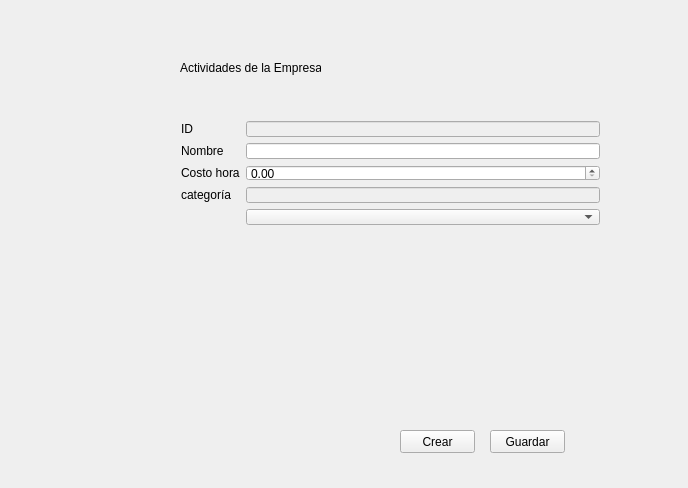
First picture: the form in cosmec/formularioactempresa.ui, repository Exxu/cosmec-si, before the edit.
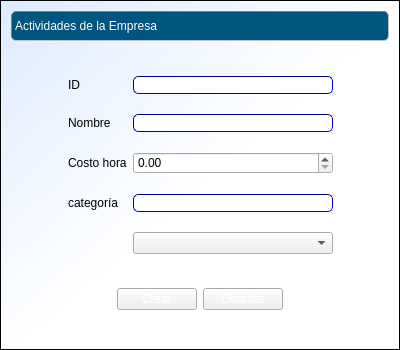
Second picture: the form after the edit.

Commit message: formularios actualizados

What changed in the file:
```diff
--- a/cosmec/formularioactempresa.ui
+++ b/cosmec/formularioactempresa.ui
@@ -6,23 +6,110 @@
    <rect>
     <x>0</x>
     <y>0</y>
-    <width>688</width>
-    <height>488</height>
+    <width>400</width>
+    <height>350</height>
    </rect>
   </property>
+  <property name="minimumSize">
+   <size>
+    <width>400</width>
+    <height>350</height>
+   </size>
+  </property>
   <property name="windowTitle">
    <string>formularioActEmpresa</string>
   </property>
-  <widget class="QWidget" name="formLayoutWidget">
-   <property name="geometry">
-    <rect>
-     <x>170</x>
-     <y>110</y>
-     <width>441</width>
-     <height>126</height>
-    </rect>
-   </property>
+  <property name="styleSheet">
+   <string notr="true">QWidget#formularioActEmpresa{
+background:qlineargradient(spread:pad, x1:0, y1:0, x2:1, y2:1, stop:0 rgba(221, 235, 255, 255), stop:0.522727 rgba(255, 255, 255, 255));
+border: 1px solid black;
+}
+.QFrame {
+ border: 1px inset gray;
+ border-radius: 5px;
+ background:  transparent;
+}
+QLabel#label {/*titulos de pág*/
+border: 1px inset gray;
+ border-radius: 5px;
+font: bold 12pt &quot;Calibri&quot;;
+background:rgb(0, 85, 127);
+color:white;
+qproperty-alignment: AlignCenter
+}
+QLabel#label_11 {/*foto*/
+border: 1px inset gray;
+qproperty-alignment: AlignCenter
+}
+QLabel{
+border: 0px;
+font: 11pt &quot;Arial&quot;;
+background: transparent;
+}
+.QPushButton {
+background: qlineargradient(
+  x1:0, y1:0, x2:0, y2:1,
+  stop:0 #68778e,
+  stop: 0.4 #5c637d
+  stop: 0.5 #717990,
+  stop:1 #bec1d2
+ );
+ color: white;
+}
+QLineEdit {
+     border: 1px inset darkblue;
+     border-radius: 5px;
+     background:white;
+     selection-background-color: darkgray;
+ }</string>
+  </property>
+  <layout class="QVBoxLayout" name="verticalLayout">
+   <item>
+    <widget class="QLabel" name="label">
+     <property name="minimumSize">
+      <size>
+       <width>0</width>
+       <height>30</height>
+      </size>
+     </property>
+     <property name="text">
+      <string>Actividades de la Empresa</string>
+     </property>
+    </widget>
+   </item>
+   <item>
+    <spacer name="verticalSpacer">
+     <property name="orientation">
+      <enum>Qt::Vertical</enum>
+     </property>
+     <property name="sizeHint" stdset="0">
+      <size>
+       <width>20</width>
+       <height>40</height>
+      </size>
+     </property>
+    </spacer>
+   </item>
+   <item>
+    <layout class="QHBoxLayout" name="horizontalLayout_2">
+     <item>
+      <spacer name="horizontalSpacer">
+       <property name="orientation">
+        <enum>Qt::Horizontal</enum>
+       </property>
+       <property name="sizeHint" stdset="0">
+        <size>
+         <width>13</width>
+         <height>20</height>
+        </size>
+       </property>
+      </spacer>
+     </item>
+     <item>
    <layout class="QFormLayout" name="formLayout">
+       <property name="verticalSpacing">
+        <number>20</number>
+       </property>
     <item row="0" column="0">
      <widget class="QLabel" name="label_2">
       <property name="text">
@@ -56,6 +143,12 @@
       <property name="enabled">
        <bool>false</bool>
       </property>
+         <property name="minimumSize">
+          <size>
+           <width>200</width>
+           <height>0</height>
+          </size>
+         </property>
      </widget>
     </item>
     <item row="1" column="1">
@@ -79,46 +172,93 @@
      </widget>
     </item>
    </layout>
-  </widget>
-  <widget class="QLabel" name="label">
-   <property name="geometry">
-    <rect>
-     <x>180</x>
-     <y>60</y>
-     <width>141</width>
-     <height>16</height>
-    </rect>
-   </property>
-   <property name="text">
-    <string>Actividades de la Empresa</string>
-   </property>
-  </widget>
+     </item>
+     <item>
+      <spacer name="horizontalSpacer_2">
+       <property name="orientation">
+        <enum>Qt::Horizontal</enum>
+       </property>
+       <property name="sizeHint" stdset="0">
+        <size>
+         <width>28</width>
+         <height>20</height>
+        </size>
+       </property>
+      </spacer>
+     </item>
+    </layout>
+   </item>
+   <item>
+    <spacer name="verticalSpacer_2">
+     <property name="orientation">
+      <enum>Qt::Vertical</enum>
+     </property>
+     <property name="sizeHint" stdset="0">
+      <size>
+       <width>20</width>
+       <height>40</height>
+      </size>
+     </property>
+    </spacer>
+   </item>
+   <item>
+    <layout class="QHBoxLayout" name="horizontalLayout">
+     <item>
+      <spacer name="horizontalSpacer_3">
+       <property name="orientation">
+        <enum>Qt::Horizontal</enum>
+       </property>
+       <property name="sizeHint" stdset="0">
+        <size>
+         <width>40</width>
+         <height>20</height>
+        </size>
+       </property>
+      </spacer>
+     </item>
+     <item>
   <widget class="QPushButton" name="pushButton">
-   <property name="geometry">
-    <rect>
-     <x>400</x>
-     <y>430</y>
-     <width>75</width>
-     <height>23</height>
-    </rect>
-   </property>
    <property name="text">
     <string>Crear</string>
    </property>
   </widget>
+     </item>
+     <item>
   <widget class="QPushButton" name="pushButton_2">
-   <property name="geometry">
-    <rect>
-     <x>490</x>
-     <y>430</y>
-     <width>75</width>
-     <height>23</height>
-    </rect>
-   </property>
    <property name="text">
     <string>Guardar</string>
    </property>
   </widget>
+     </item>
+     <item>
+      <spacer name="horizontalSpacer_4">
+       <property name="orientation">
+        <enum>Qt::Horizontal</enum>
+       </property>
+       <property name="sizeHint" stdset="0">
+        <size>
+         <width>40</width>
+         <height>20</height>
+        </size>
+       </property>
+      </spacer>
+     </item>
+    </layout>
+   </item>
+   <item>
+    <spacer name="verticalSpacer_3">
+     <property name="orientation">
+      <enum>Qt::Vertical</enum>
+     </property>
+     <property name="sizeHint" stdset="0">
+      <size>
+       <width>20</width>
+       <height>40</height>
+      </size>
+     </property>
+    </spacer>
+   </item>
+  </layout>
  </widget>
  <layoutdefault spacing="6" margin="11"/>
  <resources/>
```
Lines whose indentation alone changed are shown as unchanged. The commit also changes 25 other files.
